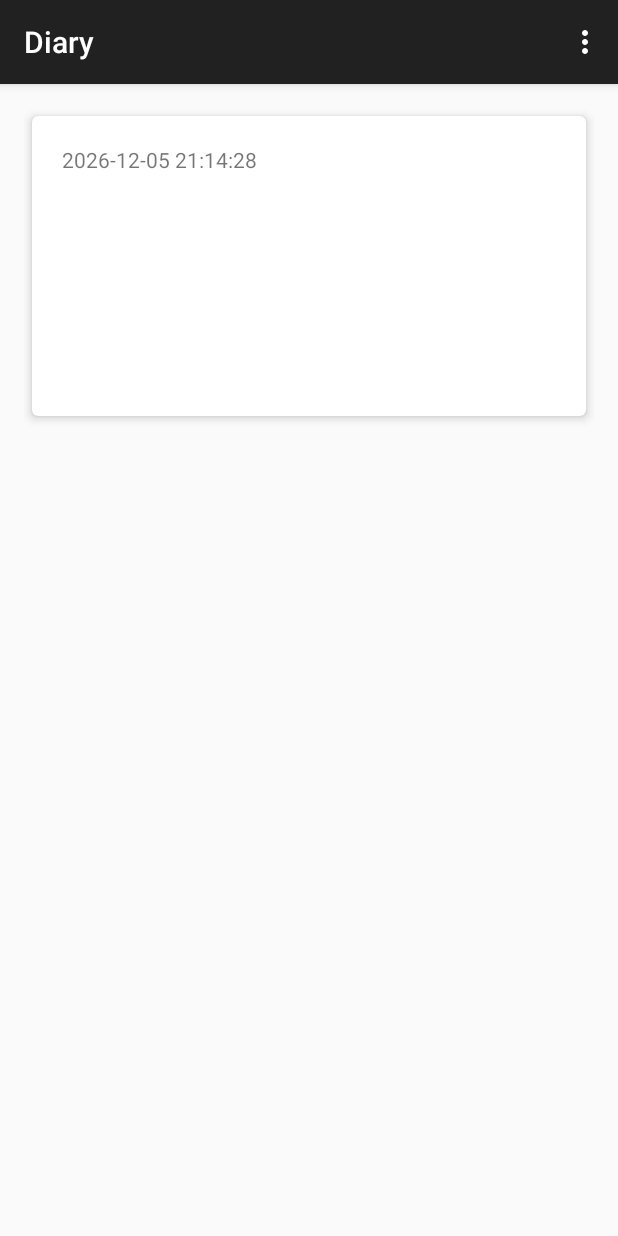
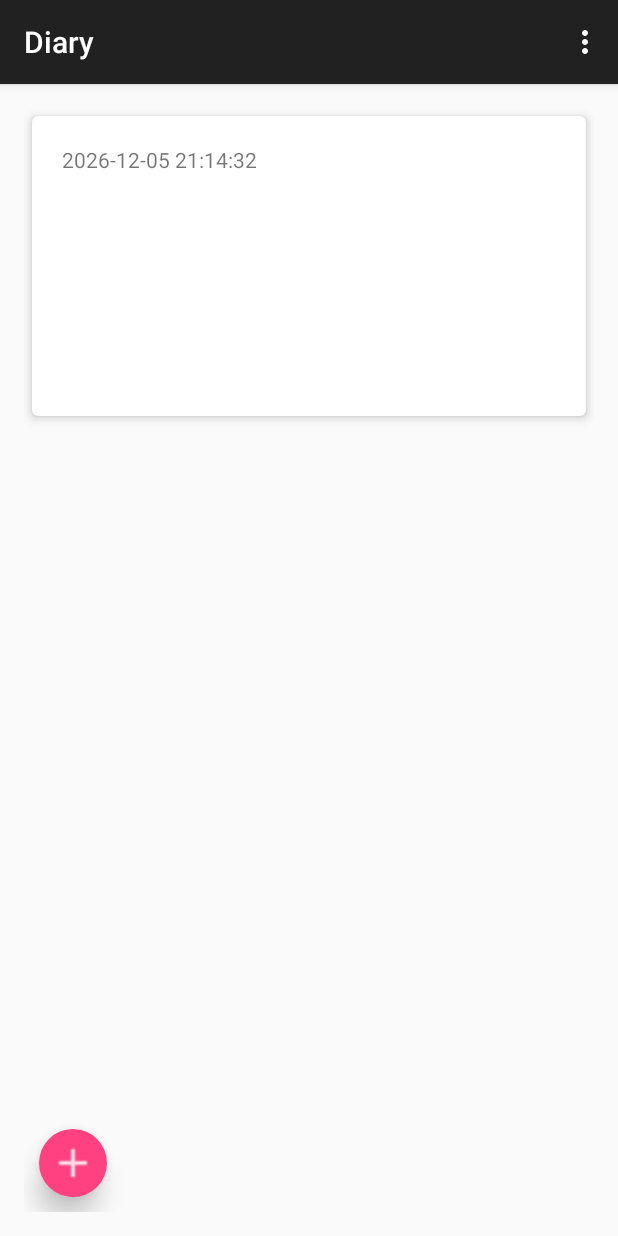
Before and after one commit to JolinZhang/Diary, an Android app: the write screen opened directly, with no data from a screen before it, after a tap on an icon or button, on a phone screen of 412 x 824 dp. Run offline under Robolectric (Android 15) with nearby library versions, the phone set to English and light mode, and no system bars.

```diff
--- a/app/src/main/AndroidManifest.xml
+++ b/app/src/main/AndroidManifest.xml
@@ -1,6 +1,12 @@
 <?xml version="1.0" encoding="utf-8"?>
 <manifest xmlns:android="http://schemas.android.com/apk/res/android"
     package="com.example.jonelezhang.diary" >
+
+    <uses-feature
+        android:name="android.hardware.camera"
+        android:required="true" />
+
+    <uses-permission android:name="android.permission.WRITE_EXTERNAL_STORAGE" />
 
     <application
         android:allowBackup="true"
--- a/app/src/main/java/com/example/jonelezhang/diary/MainActivity.java
+++ b/app/src/main/java/com/example/jonelezhang/diary/MainActivity.java
@@ -1,11 +1,15 @@
 package com.example.jonelezhang.diary;
 
+import android.content.Intent;
 import android.support.v7.app.AppCompatActivity;
 import android.os.Bundle;
 import android.support.v7.widget.LinearLayoutManager;
 import android.support.v7.widget.RecyclerView;
 import android.view.Menu;
 import android.view.MenuItem;
+import android.view.View;
+import android.view.animation.AlphaAnimation;
+import android.widget.ImageButton;
 
 import java.util.List;
 
@@ -14,6 +18,8 @@ public class MainActivity extends AppCompatActivity {
     NotesDatabaseHelper noteHelper;
     private List<Note> noteList;
     private Adapter adapter;
+    private ImageButton write;
+    private AlphaAnimation buttonClick = new AlphaAnimation(1F, 0.8F);
 
     @Override
     protected void onCreate(Bundle savedInstanceState) {
@@ -31,6 +37,18 @@ public class MainActivity extends AppCompatActivity {
         adapter = new Adapter(MainActivity.this,noteList);
         cardList.setAdapter(adapter);
 
+
+        write = (ImageButton) findViewById(R.id.write);
+        write.setOnClickListener(new View.OnClickListener(){
+            @Override
+            public void onClick(View v){
+                v.startAnimation(buttonClick);
+                startActivity(new Intent(MainActivity.this, write.class));
+            }
+
+        });
+
+
     }
 
     @Override
--- a/app/src/main/java/com/example/jonelezhang/diary/NotesDatabaseHelper.java
+++ b/app/src/main/java/com/example/jonelezhang/diary/NotesDatabaseHelper.java
@@ -13,9 +13,9 @@ import java.util.List;
  * Created by Jonelezhang on 5/27/16.
  */
 public class NotesDatabaseHelper extends SQLiteOpenHelper {
-    private static final String DB_NAME = "notes"; // the name of our database
+    private static final String DB_NAME = "diaries"; // the name of our database
     private static final int DATABASE_VERSION = 1;// database version
-    private static final String TABLE_NAME = "NOTE";
+    private static final String TABLE_NAME = "DIARY";
     private static final String COLUMN_ID = "ID";
     private static final String COLUMN_TITLE = "TITLE";
     private static final String COLUMN_CONTENT = "CONTENT";
--- a/app/src/main/res/layout/activity_main.xml
+++ b/app/src/main/res/layout/activity_main.xml
@@ -9,5 +9,17 @@
             android:id="@+id/cardList"
             android:layout_width="match_parent"
             android:layout_height="match_parent" />
+    <ImageButton
+        android:layout_width="45dp"
+        android:layout_height="45dp"
+        android:elevation="10dp"
+        android:layout_margin="10dp"
+        android:layout_alignParentBottom="true"
+        android:id="@+id/write"
+        android:src="@drawable/ic_plus"
+        android:background="@drawable/oval"
+        />
+
+
 
 </RelativeLayout>
--- a/app/src/main/res/layout/activity_write.xml
+++ b/app/src/main/res/layout/activity_write.xml
@@ -21,7 +21,7 @@
             android:textColorHint="@color/EditText_hint"
             android:layout_margin="10dp"
             android:layout_gravity="center_horizontal"
-            android:theme="@style/editTextTheme"/>
+            />
 
         <EditText
             android:layout_width="fill_parent"
@@ -33,7 +33,6 @@
             android:textColorHint="@color/EditText_hint"
             android:layout_margin="10dp"
             android:layout_gravity="center_horizontal"
-            android:theme="@style/editTextTheme"
             />
 
 
```
Also changed, not shown: app/src/main/java/com/example/jonelezhang/diary/write.java (+5 -2 lines).
